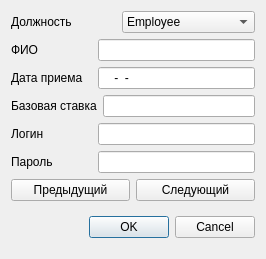
Old version of the form Employees/dialogaddemployee.ui in the repository evgenysankovich/employee_system.
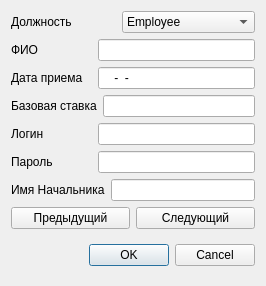
New version of the form. Icons and pictures are not drawn.

Commit message: Добавлены иконки к кнопкам

```diff
--- a/Employees/dialogaddemployee.ui
+++ b/Employees/dialogaddemployee.ui
@@ -7,7 +7,7 @@
     <x>0</x>
     <y>0</y>
     <width>266</width>
-    <height>259</height>
+    <height>286</height>
    </rect>
   </property>
   <property name="windowTitle">
@@ -173,6 +173,26 @@
        </item>
       </layout>
      </item>
+     <item>
+      <layout class="QHBoxLayout" name="horizontalLayout_8">
+       <item>
+        <widget class="QLabel" name="label_7">
+         <property name="minimumSize">
+          <size>
+           <width>81</width>
+           <height>0</height>
+          </size>
+         </property>
+         <property name="text">
+          <string>Имя Начальника</string>
+         </property>
+        </widget>
+       </item>
+       <item>
+        <widget class="QLineEdit" name="lineEdit"/>
+       </item>
+      </layout>
+     </item>
     </layout>
    </item>
    <item row="1" column="0">
```
Left out of the diff: 12 changed lines with no effect on the pictures. The commit also changes 2 other files.
